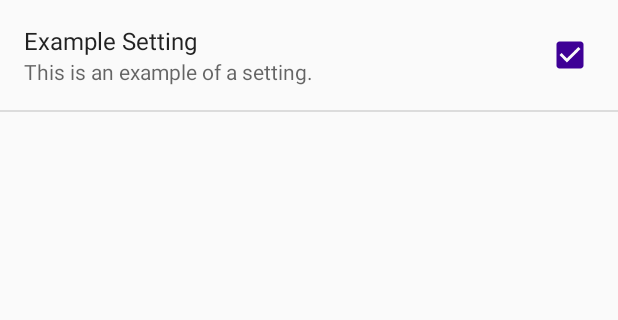
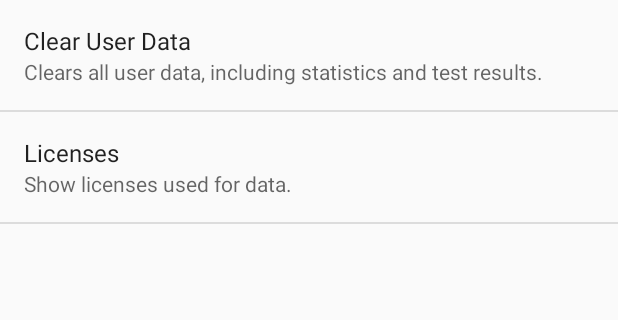
Before and after one commit to tarkenfire/KanaGT, an Android app: the fragment PrefsFragment placed in its activity, on a phone screen of 412 x 824 dp, the part 84-404 px from its top. Run offline under Robolectric (Android 15) with nearby library versions, the phone set to English and light mode, and no system bars; libraries missing offline, so code that uses them is left out: com.nostra13.universalimageloader, com.readystatesoftware.sqliteasset; 2 statements that could not run were skipped.

Commit message:
Basic settings

```diff
--- a/app/src/main/java/com/hinodesoftworks/kanagt/MainActivity.java
+++ b/app/src/main/java/com/hinodesoftworks/kanagt/MainActivity.java
@@ -26,7 +26,8 @@ public class MainActivity extends ActionBarActivity implements
         HomeFragment.OnHomeFragmentInteractionListener, HiraganaListFragment.OnHiraListInteractionListener,
         NavDrawerFragment.OnNavMenuInteractionListener, KatakanaListFragment.OnKataListLoadedListener,
         HiraganaChartFragment.OnHiraganaChartFragmentListener, KatakanaChartFragment.OnKatakanaChartFragmentListener,
-        QuizSetupFragment.OnQuizSetupListener, StatsFragment.OnStatsFragmentLoadedListener
+        QuizSetupFragment.OnQuizSetupListener, StatsFragment.OnStatsFragmentLoadedListener,
+        PrefsFragment.PreferenceListener
 {
 
     //nav drawer variables
@@ -258,4 +259,10 @@ public class MainActivity extends ActionBarActivity implements
 
         sender.updateStats(hira, kata, quiz);
     }
+
+    //prefs fragment
+    @Override
+    public void onDatabaseDeleteClicked() {
+        mDatabaseManager.resetDatabases();
+    }
 }
--- a/app/src/main/java/com/hinodesoftworks/kanagt/PrefsFragment.java
+++ b/app/src/main/java/com/hinodesoftworks/kanagt/PrefsFragment.java
@@ -1,14 +1,61 @@
 package com.hinodesoftworks.kanagt;
 
+import android.app.Activity;
 import android.os.Bundle;
+import android.preference.Preference;
 import android.preference.PreferenceFragment;
+import android.preference.PreferenceScreen;
+import android.support.annotation.NonNull;
+import android.widget.Toast;
 
-public class PrefsFragment extends PreferenceFragment {
+import com.hinodesoftworks.kanagt.dialogs.ClearDatabasePrefDialog;
+
+public class PrefsFragment extends PreferenceFragment implements
+                                    ClearDatabasePrefDialog.ClearDatabaseDialogListener {
+
+    private PreferenceListener mListener = null;
 
     @Override
     public void onCreate(Bundle savedInstanceState) {
         super.onCreate(savedInstanceState);
 
         addPreferencesFromResource(R.xml.preferences);
+
+        ClearDatabasePrefDialog cdbPref = (ClearDatabasePrefDialog)
+                this.getPreferenceManager().findPreference("clearDatabase");
+
+        cdbPref.setListener(this);
     }
+
+    @Override
+    public void onAttach(Activity activity) {
+        super.onAttach(activity);
+
+        mListener = (PreferenceListener)activity;
+
+    }
+
+    @Override
+    public boolean onPreferenceTreeClick(PreferenceScreen preferenceScreen, Preference preference) {
+        String key = preference.getKey();
+
+        if (key.matches("showLicenses")){
+            Toast.makeText(getActivity(), "License", Toast.LENGTH_SHORT).show();
+        }
+
+        return true;
+    }
+
+    @Override
+    public void onPositiveResult() {
+        mListener.onDatabaseDeleteClicked();
+    }
+
+
+    public interface PreferenceListener{
+        public void onDatabaseDeleteClicked();
+    }
+
+
+
 }
--- /dev/null
+++ b/app/src/main/java/com/hinodesoftworks/kanagt/dialogs/ClearDatabasePrefDialog.java
@@ -0,0 +1,36 @@
+package com.hinodesoftworks.kanagt.dialogs;
+
+import android.content.Context;
+import android.preference.DialogPreference;
+import android.util.AttributeSet;
+
+import com.hinodesoftworks.kanagt.R;
+
+public class ClearDatabasePrefDialog extends DialogPreference {
+
+    private ClearDatabaseDialogListener mListener = null;
+
+    public ClearDatabasePrefDialog(Context context, AttributeSet attrs) {
+        super(context, attrs);
+        this.setDialogLayoutResource(R.layout.pref_clear_database);
+    }
+
+    public void setListener(ClearDatabaseDialogListener listener){
+        this.mListener = listener;
+    }
+
+    @Override
+    protected void onDialogClosed(boolean positiveResult) {
+        super.onDialogClosed(positiveResult);
+
+        if (positiveResult && mListener != null){
+            mListener.onPositiveResult();
+        }
+
+    }
+
+
+    public interface ClearDatabaseDialogListener{
+        public void onPositiveResult();
+    }
+}
--- a/app/src/main/java/com/hinodesoftworks/kanagt/util/DatabaseManager.java
+++ b/app/src/main/java/com/hinodesoftworks/kanagt/util/DatabaseManager.java
@@ -17,13 +17,22 @@ public class DatabaseManager extends SQLiteAssetHelper {
     private static final String DB_NAME = "kana.db";
     private static final int DB_VERSION = 1;
 
-    private Context testCtx;
+    private Context ctx;
 
     public DatabaseManager (Context context){
         super (context, DB_NAME, null, DB_VERSION);
-        testCtx = context;
+        ctx = context;
     }
 
+    //reset database
+    public void resetDatabases(){
+        this.setForcedUpgrade(DB_VERSION);
+        SQLiteDatabase db = getWritableDatabase();
+        db.setVersion(-1);
+        db.close();
+        db = getWritableDatabase();
+        db.close();
+    }
 
     //"query" methods
     public Cursor getAllHira(){
--- a/app/src/main/res/values/strings.xml
+++ b/app/src/main/res/values/strings.xml
@@ -23,6 +23,15 @@
     <string name="lore_katakana">Katakana was developed in the 9th century (during the early Heian period) by Buddhist monks by taking parts of man\'yōgana characters as a form of shorthand, hence this kana is so-called kata (片, ‘partial, fragmented’). Early on, katakana was almost exclusively used by men for official text and text imported from China. For example, ka (カ) comes from the left side of ka (加, literally ‘increase’, but the original meaning is no longer applicable to kana).\n\nKatakana is now relegated to special uses such as recently borrowed words (i.e., since the 19th century), names in transliteration, the names of animals, in telegrams, and for emphasis.</string>
 
     <string name="placeholder_generic">No Data</string>
+
+    <string name="prefs_title_clear_database">Clear User Data</string>
+    <string name="prefs_title_licenses">Licenses</string>
+
+    <string name="prefs_summary_clear_database">Clears all user data, including statistics and test results.</string>
+    <string name="prefs_summary_licenses">Show licenses used for data.</string>
+
+    <string name="prefs_text_clear_database">This action will clear all user-generated data, such as quiz results and character learning levels, and reset them to their default values.</string>
+    <string name="prefs_text_clear_database_warning">THIS ACTION CANNOT BE UNDONE.</string>
 
     <string name="stat_total">96 Total</string>
     <string name="stat_unknown">96 Unknown</string>
--- a/app/src/main/res/xml/preferences.xml
+++ b/app/src/main/res/xml/preferences.xml
@@ -1,9 +1,14 @@
 <?xml version="1.0" encoding="utf-8"?>
 <PreferenceScreen xmlns:android="http://schemas.android.com/apk/res/android">
-    <CheckBoxPreference
-        android:key="pref_sync"
-        android:title="Example Setting"
-        android:summary="This is an example of a setting."
-        android:defaultValue="true" />
+    <com.hinodesoftworks.kanagt.dialogs.ClearDatabasePrefDialog
+        android:key="clearDatabase"
+        android:title="@string/prefs_title_clear_database"
+        android:summary="@string/prefs_summary_clear_database" />
+
+    <Preference
+        android:key="showLicenses"
+        android:title="@string/prefs_title_licenses"
+        android:summary="@string/prefs_summary_licenses"
+        />
 
 </PreferenceScreen>
```
Also changed, not shown: app/src/main/res/layout/pref_clear_database.xml (added, +18 -0 lines).
